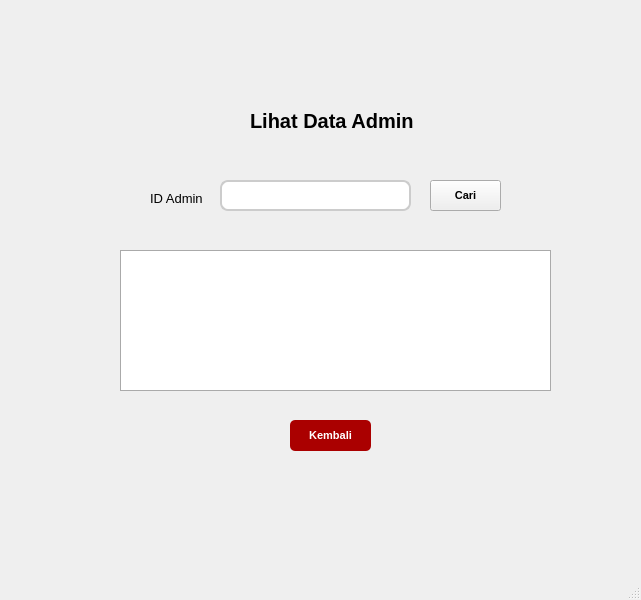
The window that lihat_data_admin.ui (naylasalsdev-project/SudiKasusUAS) describes before a commit, drawn with Qt 5.
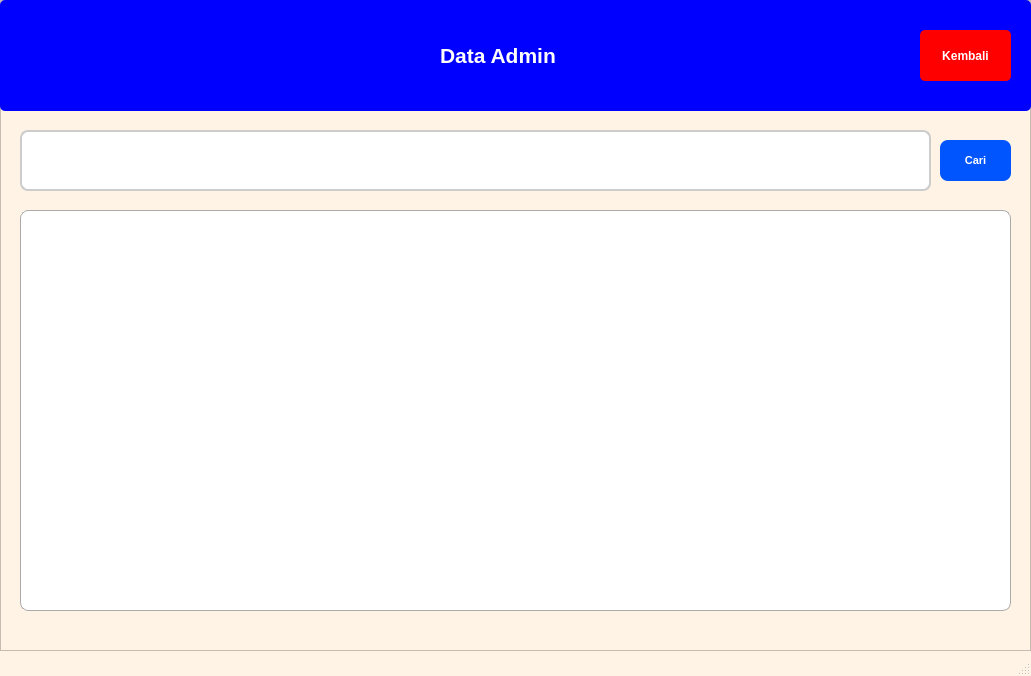
The same window after the commit.

What changed in the file:
```diff
--- a/lihat_data_admin.ui
+++ b/lihat_data_admin.ui
@@ -6,59 +6,51 @@
    <rect>
     <x>0</x>
     <y>0</y>
-    <width>641</width>
-    <height>600</height>
+    <width>1031</width>
+    <height>676</height>
    </rect>
   </property>
   <property name="windowTitle">
    <string>MainWindow</string>
   </property>
+  <property name="styleSheet">
+   <string notr="true">QMainWindow {
+    background-color: rgb(255, 243, 229);          
+}</string>
+  </property>
   <widget class="QWidget" name="centralwidget">
-   <widget class="QLabel" name="label_2">
-    <property name="geometry">
-     <rect>
-      <x>150</x>
-      <y>190</y>
-      <width>61</width>
-      <height>16</height>
-     </rect>
-    </property>
-    <property name="font">
-     <font>
-      <pointsize>10</pointsize>
-     </font>
-    </property>
-    <property name="text">
-     <string>ID Admin</string>
-    </property>
-   </widget>
-   <widget class="QLabel" name="label">
+   <property name="styleSheet">
+    <string notr="true">QWidget {
+    background-color: rgb(255, 243, 229);          
+}</string>
+   </property>
+   <widget class="QFrame" name="frame">
     <property name="geometry">
      <rect>
-      <x>250</x>
-      <y>90</y>
-      <width>251</width>
-      <height>61</height>
+      <x>0</x>
+      <y>0</y>
+      <width>1031</width>
+      <height>651</height>
      </rect>
     </property>
-    <property name="font">
-     <font>
-      <pointsize>15</pointsize>
-      <weight>75</weight>
-      <bold>true</bold>
-     </font>
+    <property name="styleSheet">
+     <string notr="true">QFrame {
+    background-color: rgb(255, 243, 229);          
+}</string>
     </property>
-    <property name="text">
-     <string>Lihat Data Admin</string>
+    <property name="frameShape">
+     <enum>QFrame::StyledPanel</enum>
     </property>
-   </widget>
-   <widget class="QPushButton" name="pushButton_2">
+    <property name="frameShadow">
+     <enum>QFrame::Raised</enum>
+    </property>
+    <widget class="QPushButton" name="pushButton">
     <property name="geometry">
      <rect>
-      <x>290</x>
-      <y>420</y>
-      <width>81</width>
-      <height>31</height>
+       <x>940</x>
+       <y>140</y>
+       <width>71</width>
+       <height>41</height>
      </rect>
     </property>
     <property name="font">
@@ -70,23 +62,22 @@
     </property>
     <property name="styleSheet">
      <string notr="true">QPushButton {
-    background-color: rgb(170, 0, 0);
-    color: white;
-    border-radius: 5px;   
-    padding: 6px;           
+    background-color: rgb(0, 85, 255);
+	border-radius: 8px;
+	color: white
 }</string>
     </property>
     <property name="text">
-     <string>Kembali</string>
+      <string>Cari</string>
     </property>
    </widget>
    <widget class="QLineEdit" name="lineEdit">
     <property name="geometry">
      <rect>
-      <x>220</x>
-      <y>180</y>
-      <width>191</width>
-      <height>31</height>
+       <x>20</x>
+       <y>130</y>
+       <width>911</width>
+       <height>61</height>
      </rect>
     </property>
     <property name="font">
@@ -106,10 +97,10 @@
    <widget class="QTableWidget" name="tableWidget">
     <property name="geometry">
      <rect>
-      <x>120</x>
-      <y>250</y>
-      <width>431</width>
-      <height>141</height>
+       <x>20</x>
+       <y>210</y>
+       <width>991</width>
+       <height>401</height>
      </rect>
     </property>
     <property name="font">
@@ -123,6 +114,7 @@
     border: 1px solid #aaa;
     gridline-color: #777;
     font-size: 14px;
+	border-radius: 8px;
 }
 
 QHeaderView::section {
@@ -146,28 +138,74 @@
      <bool>true</bool>
     </property>
    </widget>
-   <widget class="QPushButton" name="pushButton">
+    <widget class="QWidget" name="widget" native="true">
     <property name="geometry">
      <rect>
-      <x>430</x>
-      <y>180</y>
-      <width>71</width>
-      <height>31</height>
-     </rect>
-    </property>
+       <x>0</x>
+       <y>0</y>
+       <width>1031</width>
+       <height>111</height>
+      </rect>
+     </property>
+     <property name="styleSheet">
+      <string notr="true">QWidget {
+    background-color: rgb(0, 0, 255);
+	border-radius: 5px        
+}</string>
+     </property>
+     <widget class="QLabel" name="label_3">
+      <property name="geometry">
+       <rect>
+        <x>440</x>
+        <y>30</y>
+        <width>161</width>
+        <height>51</height>
+       </rect>
+      </property>
     <property name="font">
      <font>
-      <pointsize>8</pointsize>
+        <pointsize>16</pointsize>
       <weight>75</weight>
       <bold>true</bold>
      </font>
     </property>
     <property name="styleSheet">
-     <string notr="true"/>
+       <string notr="true">QLabel {
+	color : white
+	}</string>
     </property>
     <property name="text">
-     <string>Cari</string>
-    </property>
+       <string>Data Admin</string>
+      </property>
+     </widget>
+     <widget class="QPushButton" name="pushButton_5">
+      <property name="geometry">
+       <rect>
+        <x>920</x>
+        <y>30</y>
+        <width>91</width>
+        <height>51</height>
+       </rect>
+      </property>
+      <property name="font">
+       <font>
+        <pointsize>9</pointsize>
+        <weight>75</weight>
+        <bold>true</bold>
+       </font>
+      </property>
+      <property name="styleSheet">
+       <string notr="true">QPushButton {
+   background-color: rgb(255, 0, 0);
+   color: white;    
+   border-radius: 5px;   
+   padding: 6px;}</string>
+      </property>
+      <property name="text">
+       <string>Kembali</string>
+      </property>
+     </widget>
+    </widget>
    </widget>
   </widget>
   <widget class="QMenuBar" name="menubar">
```
Left out of the diff: 4 changed lines with no effect on the pictures. Lines whose indentation alone changed are shown as unchanged.
